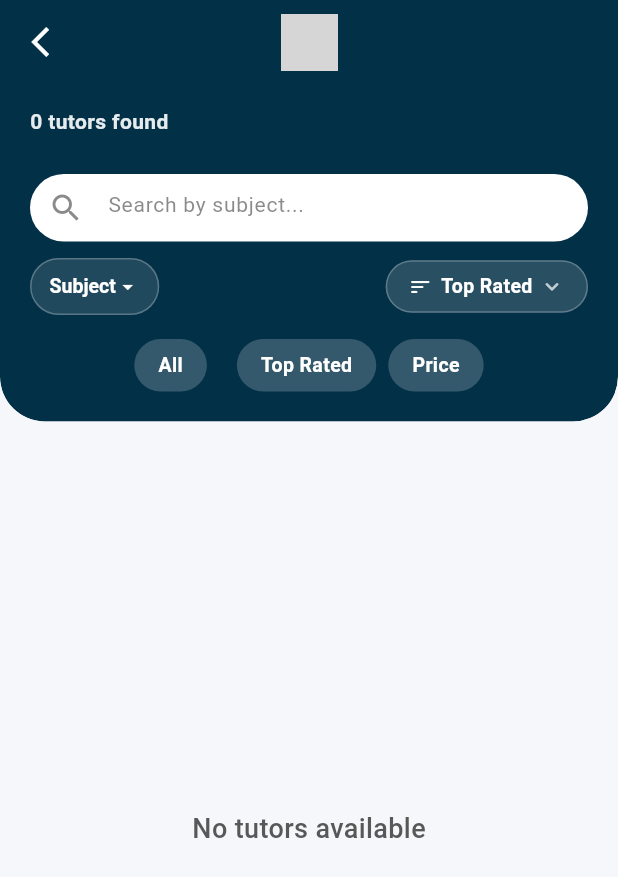
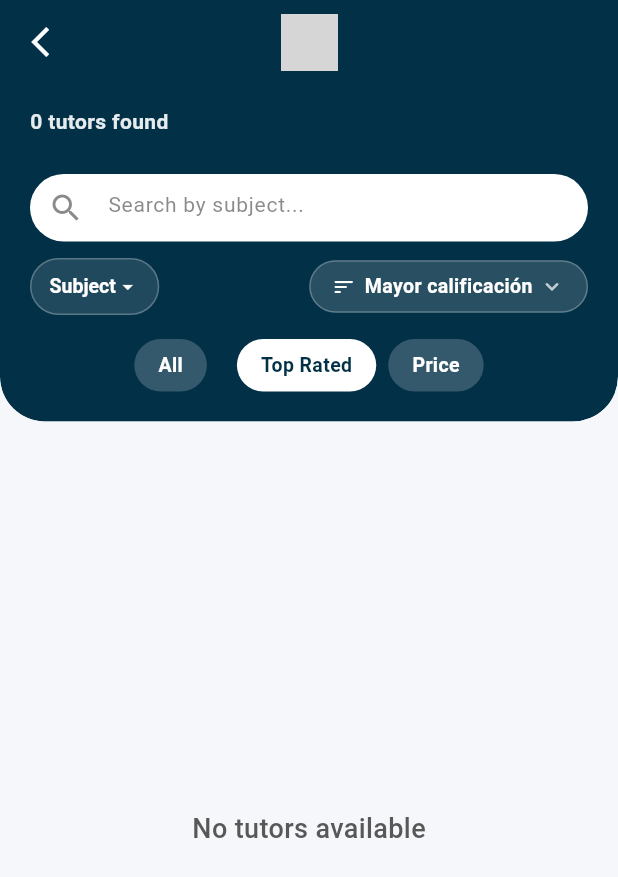
Before and after one commit to ClassGoApp/ClassGoMobil, a Flutter app: the SearchTutorsScreen screen opened directly, after a tap on "Top Rated", on a phone screen of 412 x 824 dp. Shown: the top 877 px of the screen. Run offline on Flutter 3.47's test engine with Material 3 defaults, Android fonts, the phone set to English and light mode, and no system bars; drawn by our look-alikes of overlay_support; our stand-ins replace audioplayers, cached_network_image, confetti, firebase_core, firebase_messaging, flutter_cache_manager and 11 more; accounts and stored records are empty; generated files the repository leaves out were written again; network calls fail; Roboto replaces fonts that are missing (SF-Pro-Text); statements that could not run were skipped; grey boxes are pictures that could not be loaded.

Commit message:
fix: correcion de nombres hardcodeado en filtros de tutor

```diff
--- a/lib/view/student/serch_Tutor/search_tutors_screen.dart
+++ b/lib/view/student/serch_Tutor/search_tutors_screen.dart
@@ -92,7 +92,7 @@ class _SearchTutorsScreenState extends State<SearchTutorsScreen> {
   List<int>? selectedLanguageIds;
   int? selectedSubjectId;
   String? _selectedSortOption;
-  String _selectedFilterChip = 'Todos';
+  String _selectedFilterChip = 'all';
   final TextEditingController _searchController = TextEditingController();
   Timer? _debounce;
   int? _minCourses;
@@ -166,10 +166,10 @@ class _SearchTutorsScreenState extends State<SearchTutorsScreen> {
 
     final List<String> options;
     switch (_selectedFilterChip) {
-      case 'Mejor Valorado':
+      case 'top_rated':
         options = ['Mayor calificación', 'Menor calificación'];
         break;
-      case 'Precio':
+      case 'price':
         options = ['Menor precio', 'Mayor precio'];
         break;
       default:
@@ -270,13 +270,6 @@ class _SearchTutorsScreenState extends State<SearchTutorsScreen> {
   @override
   void didChangeDependencies() {
     super.didChangeDependencies();
-    final l10n = AppLocalizations.of(context)!;
-    _sortOptions = [
-      l10n.nameAZ,
-      l10n.nameZA,
-      l10n.subjectAZ,
-      l10n.subjectZA
-    ];
 
     final authProvider = Provider.of<AuthProvider>(context, listen: false);
     final userData = authProvider.userData;
@@ -1060,11 +1053,11 @@ class _SearchTutorsScreenState extends State<SearchTutorsScreen> {
                       padding: EdgeInsets.symmetric(horizontal: 20),
                       child: Row(
                         children: [
-                          _buildFilterChip(l10n.all, _selectedFilterChip == 'Todos'),
+                          _buildFilterChip('all', l10n.all, _selectedFilterChip == 'all'),
                           SizedBox(width: 20),
-                          _buildFilterChip(l10n.topRated, _selectedFilterChip == 'Mejor Valorado'),
+                          _buildFilterChip('top_rated', l10n.topRated, _selectedFilterChip == 'top_rated'),
                           SizedBox(width: 8),
-                          _buildFilterChip(l10n.price, _selectedFilterChip == 'Precio'),
+                          _buildFilterChip('price', l10n.price, _selectedFilterChip == 'price'),
                         ],
                       ),
                     ),
@@ -1154,25 +1147,22 @@ class _SearchTutorsScreenState extends State<SearchTutorsScreen> {
     );
   }
 
-  Widget _buildFilterChip(String label, bool isSelected) {
+  Widget _buildFilterChip(String id, String label, bool isSelected) {
     final theme = Theme.of(context);
     final isDark = theme.brightness == Brightness.dark;
 
     return GestureDetector(
       onTap: () {
-        if (_selectedFilterChip == label) return;
+        if (_selectedFilterChip == id) return;
         setState(() {
-          _selectedFilterChip = label;
+          _selectedFilterChip = id;
         });
-        if (label == 'Todos') {
+        if (id == 'all') {
           _sortTutors('Sin ordenar');
-        } else {
-          final sortLabel = label == 'Mejor Valorado'
-              ? 'Mayor calificación'
-              : label == 'Precio'
-                  ? 'Menor precio'
-                  : label;
-          _sortTutors(sortLabel);
+        } else if (id == 'top_rated') {
+          _sortTutors('Mayor calificación');
+        } else if (id == 'price') {
+          _sortTutors('Menor precio');
         }
       },
       child: Container(
```
